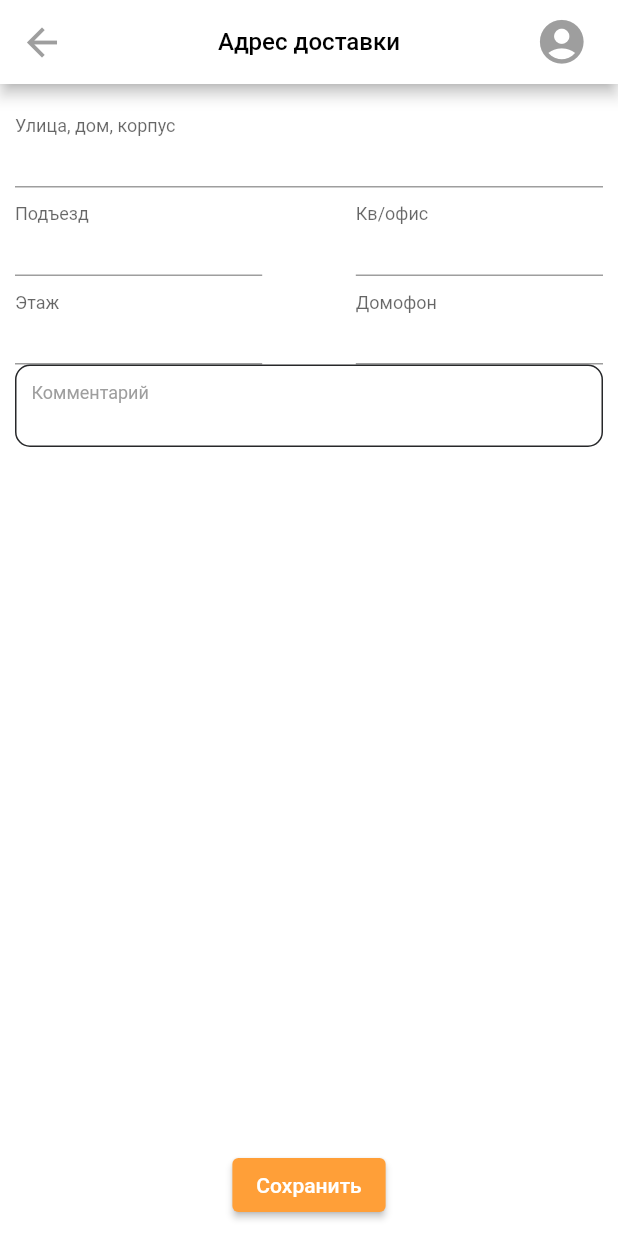
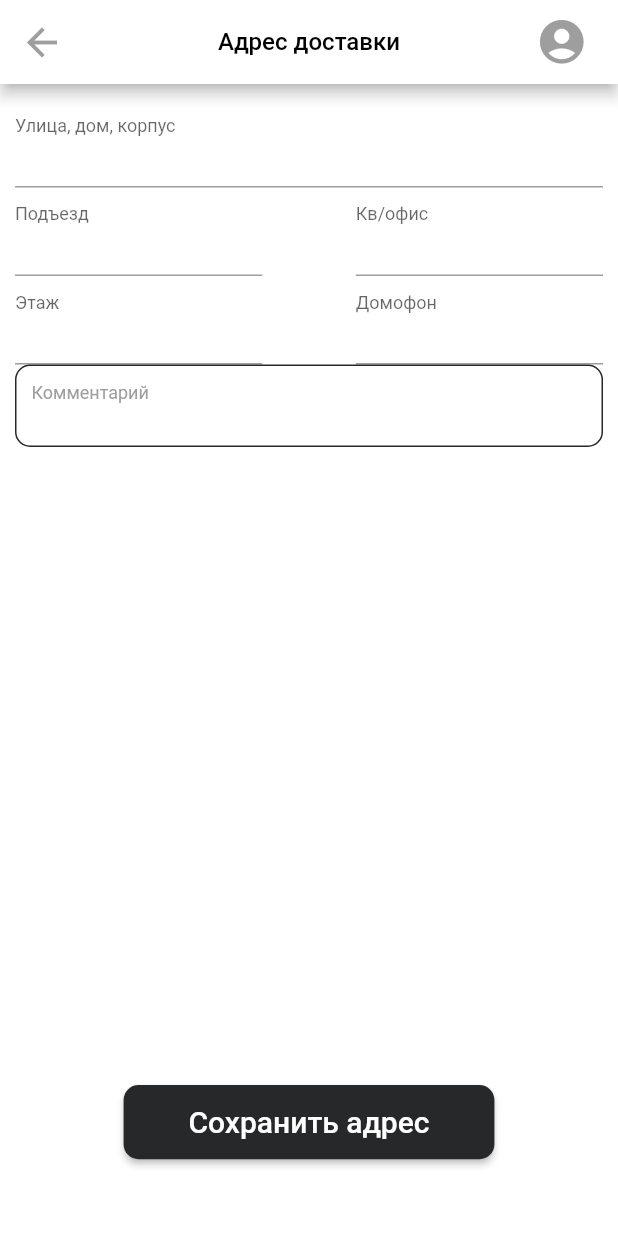
Before and after one commit to Jardynero/pizza_dym, a Flutter app: the ProfileUserAdressScreen screen opened by its route, on a phone screen of 412 x 824 dp. Run offline on Flutter 3.47's test engine with Material 2 defaults, Android fonts, the phone set to English and light mode, and no system bars; our stand-ins replace cloud_firestore, firebase_analytics, firebase_auth, firebase_core, firebase_messaging; missing offline and left inert: app_tracking_transparency, flutter_cart; accounts and stored records are empty.

Commit message:
stylize btn

```diff
--- a/lib/screens/profile/user-adress_screen.dart
+++ b/lib/screens/profile/user-adress_screen.dart
@@ -23,7 +23,11 @@ class _ProfileUserAdressScreenState extends State<ProfileUserAdressScreen> {
 
   @override
   Widget build(BuildContext context) {
-    String? _userPhoneNumber = Provider.of<FirebaseAuthInstance>(context, listen: false).auth.currentUser!.phoneNumber;
+    String? _userPhoneNumber =
+        Provider.of<FirebaseAuthInstance>(context, listen: false)
+            .auth
+            .currentUser!
+            .phoneNumber;
     return Scaffold(
       appBar: MainAppBar('Адрес доставки'),
       body: Padding(
@@ -147,26 +151,43 @@ class _ProfileUserAdressScreenState extends State<ProfileUserAdressScreen> {
   }
 
   Widget btn(_userPhoneNumber) {
-    return ElevatedButton(
-      child: Text('Сохранить'),
+    return Container(
+      margin:
+          EdgeInsets.only(bottom: MediaQuery.of(context).size.height / 100 * 5),
+      child: ElevatedButton(
+        child: Text('Сохранить адрес', style: TextStyle(fontSize: 20)),
         onPressed: () {
           if (_formKey.currentState!.validate()) {
             print('Saved!');
-          print(Provider.of<FirebaseAuthInstance>(context, listen: false).auth.currentUser!.phoneNumber);
+            print(Provider.of<FirebaseAuthInstance>(context, listen: false)
+                .auth
+                .currentUser!
+                .phoneNumber);
             updateUserDeliveryAdress(_userPhoneNumber);
           }
         },
+        style: ElevatedButton.styleFrom(
+          primary: Color(0xff27282A),
+          fixedSize: Size(
+            MediaQuery.of(context).size.width / 100 * 60,
+            MediaQuery.of(context).size.height / 100 * 6,
+          ),
+          shape: RoundedRectangleBorder(
+            borderRadius: BorderRadius.circular(10),
+          ),
+        ),
+      ),
     );
   }
+
   Future updateUserDeliveryAdress(_userPhoneNumber) async {
     FirebaseFirestore.instance.collection('users').doc('+79175334077').set({
-      'Удица дом корпус':'${_streetController.text}',
-      'Подъезд':'${_entranceController.text}',
-      'Кв/Офис':'${_appartmentController.text}',
-      'Этаж':'${_floorController.text}',
-      'Домофон':'${_intercomController.text}',
-      'Комментарий':'${_commentController.text}',
+      'Удица дом корпус': '${_streetController.text}',
+      'Подъезд': '${_entranceController.text}',
+      'Кв/Офис': '${_appartmentController.text}',
+      'Этаж': '${_floorController.text}',
+      'Домофон': '${_intercomController.text}',
+      'Комментарий': '${_commentController.text}',
     });
-
   }
 }
```
Lines whose indentation alone changed are shown as unchanged.
